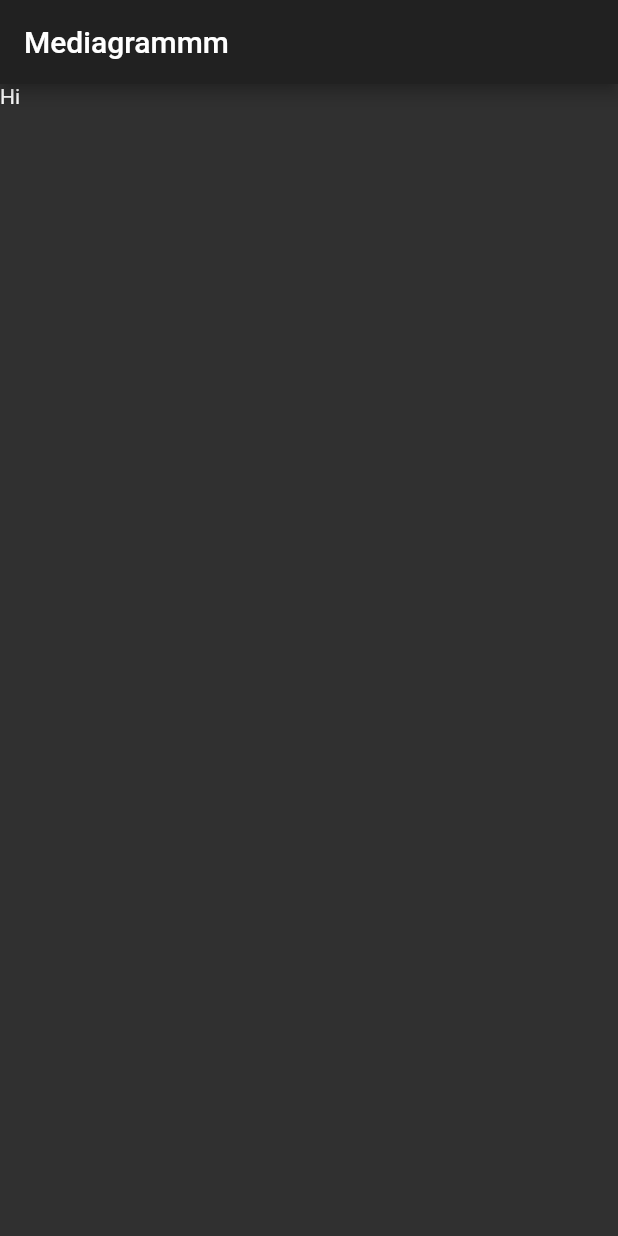
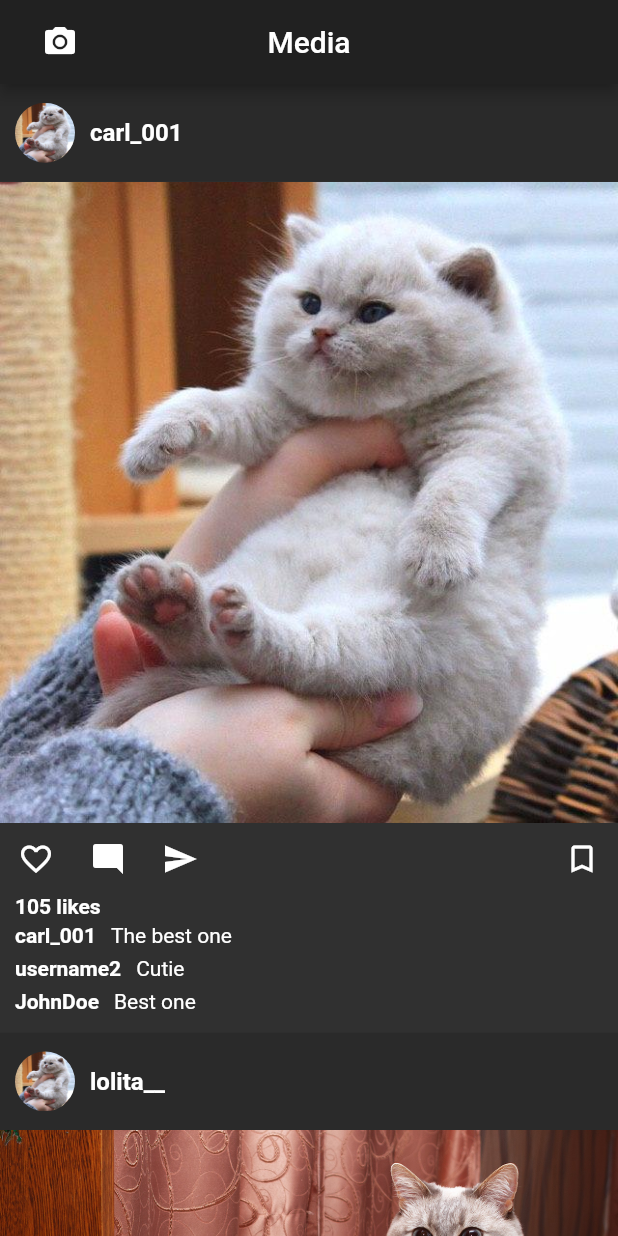
Before and after one commit to Digicat13/Mediashare, a Flutter app: the screen it shows after launch, on a phone screen of 412 x 824 dp. Run offline on Flutter 3.47's test engine with Material 2 defaults, Android fonts, the phone set to English and light mode, and no system bars.

Commit message:
main screen

```diff
--- a/lib/main.dart
+++ b/lib/main.dart
@@ -1,5 +1,6 @@
 import 'package:flutter/material.dart';
 import 'package:mediaapp/screens/mainScreen/main_screen.dart';
+import 'package:mediaapp/widgets/comment.dart';
 import 'package:mediaapp/widgets/post.dart';
 
 void main() {
@@ -11,9 +12,37 @@ class MyApp extends StatelessWidget {
   @override
   Widget build(BuildContext context) {
     return MaterialApp(
-      title: 'Flutter Demo',
-      theme: ThemeData.dark(),
-      home: MainScreen(title: 'Mediagrammm', posts: [new Post(), new Post()]),
-    );
+        title: 'Flutter Demo',
+        theme: ThemeData.dark(),
+        home: MainScreen(
+            title: "Media", posts: [
+          Post(
+              image: 'lib/assets/images/photo_2020-05-06_20-24-46.jpg',
+              username: 'carl_001',
+              comments: [
+                new Comment(
+                  userName: 'username2',
+                  text: 'Cutie',
+                ),
+                new Comment(
+                  userName: 'JohnDoe',
+                  text: 'Best one',
+                ),
+              ],
+          likesCount: 105,
+            description: 'The best one',
+          ),
+         Post(
+              image: 'lib/assets/images/pancake_cat.jpg',
+              username: 'lolita__',
+              comments: [
+                new Comment(
+                  userName: 'jake_0112',
+                  text: 'Bacon pancakes',
+                ),
+              ],
+          likesCount: 96,
+          )
+        ]));
   }
 }
--- a/lib/screens/mainScreen/main_screen.dart
+++ b/lib/screens/mainScreen/main_screen.dart
@@ -19,30 +19,43 @@ class _MainScreenState extends State<MainScreen> {
   Widget build(BuildContext context) {
     return Scaffold(
         appBar: AppBar(
-          title: Text(widget.title),
+          title: Stack(alignment: Alignment.center, children: [
+            Align(
+              alignment: Alignment.center,
+              child: Text(
+                widget.title,
+                style: TextStyle(),
+                textAlign: TextAlign.center,
+              ),
+            ),
+            Align(
+              alignment: Alignment.centerLeft,
+              child: IconButton(
+                  icon: Icon(Icons.photo_camera), onPressed: onAddNewPost),
+            ),
+          ]),
         ),
-        body: Text('Hi') ,
-//        body: _showPosts(posts)
-//      body: ListView(
-//        children: [
-//          SizedBox(
-//            height: 600,
-//            child: Post(),
-//          ),
-//        ],
-//      ),
-        );
+        body: _showPosts(posts));
   }
 
   Widget _showPosts(posts) {
     if (posts != null) {
       return new ListView.builder(
+          scrollDirection: Axis.vertical,
+          shrinkWrap: true,
           itemCount: posts.length,
           itemBuilder: (BuildContext _context, int i) {
-            return posts[i];
+            return _buildRow(posts[i]);
           });
     } else {
       return new Container();
     }
   }
+
+  _buildRow(Post post) {
+    return new Container(
+        padding: const EdgeInsets.only(bottom: 10), child: post);
+  }
+
+  onAddNewPost() {}
 }
--- a/lib/widgets/comments_section.dart
+++ b/lib/widgets/comments_section.dart
@@ -1,6 +1,5 @@
 import 'package:flutter/material.dart';
 import 'package:mediaapp/widgets/comment.dart';
-
 
 class CommentsSection extends StatefulWidget {
   CommentsSection({this.comments});
@@ -15,24 +14,26 @@ class CommentsSectionState extends State<CommentsSection> {
   CommentsSectionState({this.comments});
   List<Comment> comments;
 
-  @override // Add from this line ...
+  @override
   Widget build(BuildContext context) {
-    return Scaffold(
-      body: _showComments(comments: comments),
-    );
-  }
+    return _showComments(comments: comments);
   }
 
   Widget _showComments({List<Widget> comments}) {
     if (comments != null) {
       return new ListView.builder(
+        padding: const EdgeInsets.all(0.0),
         scrollDirection: Axis.vertical,
-
+        shrinkWrap: true,
         itemCount: comments.length,
         itemBuilder: (BuildContext _context, int i) {
+//          return Container(child: comments[i]);
           return comments[i];
         },
       );
+    } else {
+      return Container();
     }
-  else return null;
   }
+
+}
--- a/lib/widgets/image_section.dart
+++ b/lib/widgets/image_section.dart
@@ -1,8 +1,18 @@
 import 'package:flutter/material.dart';
 
-Widget imageSection = Container(
-    child: Image.asset(
-  'lib/assets/images/photo_2020-05-06_20-24-46.jpg',
+class ImageSection extends StatelessWidget {
+  ImageSection({Key key, this.image}) : super(key: key);
+  String image;
 
-  fit: BoxFit.cover,
-));
+  @override
+  Widget build(BuildContext context) {
+    if (image == null) {
+      image = 'lib/assets/images/photo_2020-05-06_20-24-46.jpg';
+    }
+    return Container(
+        child: Image.asset(
+      image,
+      fit: BoxFit.cover,
+    ));
+  }
+}
--- a/lib/widgets/post.dart
+++ b/lib/widgets/post.dart
@@ -7,47 +7,52 @@ import 'package:mediaapp/widgets/title_section.dart';
 
 class Post extends StatefulWidget {
   Post(
-      {Key key, this.title, this.username, this.description, this.image})
+      {Key key,
+      this.username,
+      this.description,
+      this.image,
+      this.likesCount,
+      this.comments})
       : super(key: key);
 
-  final String title;
   final String username;
   final String image;
   final String description;
+  final int likesCount;
   List<Comment> comments;
 
   @override
-  _PostState createState() => _PostState();
+  _PostState createState() => _PostState(
+      image: image,
+      username: username,
+      description: description,
+      likesCount: likesCount,
+      comments: comments
+  );
 }
 
 class _PostState extends State<Post> {
+  _PostState({this.username, this.description, this.image, this.likesCount, this.comments});
+
+  final String username;
+  final String image;
+  final String description;
+  final int likesCount;
+  final List<Comment> comments;
+
   @override
   Widget build(BuildContext context) {
-    return Scaffold(
-      appBar: AppBar(
-        title: TitleSection(userName: "ada",),
-      ),
-      body: Column(
-        children: [
-          imageSection,
-          ButtonSection(likesCount: 35),
-          Comment(
-            userName: 'usernameee',
-            text: 'Cutie caty ',
-          ),
-//          CommentsSection(),
-          Expanded(
+    return Container(
+      child: Column(
+        children: <Widget>[
+          TitleSection(userName: username),
+          ImageSection(image: image),
+          ButtonSection(likesCount: likesCount),
+          if (description != null)
+            Comment(userName: username, text: description),
+          Container(
             child: CommentsSection(
-              comments: [
-                new Comment(
-                  userName: 'usernameee',
-                  text: 'Cutie caty ',
-                ),
-                new Comment(
-                  userName: 'usernameee2',
-                  text: 'So lovely',
-                ),
-              ],
+              comments: comments,
             ),
           ),
         ],
--- a/lib/widgets/title_section.dart
+++ b/lib/widgets/title_section.dart
@@ -1,13 +1,21 @@
 import 'package:flutter/material.dart';
 
 class TitleSection extends StatelessWidget {
-  const TitleSection({Key key, this.userName, this.image}) : super(key: key);
+  TitleSection({Key key, this.userName, this.image}) : super(key: key);
   final userName;
-  final image;
+  String image;
 
   @override
   Widget build(BuildContext context) {
-    return Row(
+    if(image==null) {
+      image = 'lib/assets/images/photo_2020-05-06_20-24-46.jpg';
+    }
+
+    return Container(
+      padding: const EdgeInsets.only(left: 10),
+      color: Colors.black12,
+      height: 65,
+      child: Row(
         mainAxisAlignment: MainAxisAlignment.start,
         children: <Widget>[
           Container(
@@ -18,7 +26,7 @@ class TitleSection extends StatelessWidget {
               image: new DecorationImage(
                 fit: BoxFit.fill,
                 image: new Image.asset(
-                'lib/assets/images/photo_2020-05-06_20-24-46.jpg',
+                  image,
                   fit: BoxFit.cover,
                 ).image,
               ),
@@ -26,8 +34,10 @@ class TitleSection extends StatelessWidget {
           ),
           Container(
               padding: const EdgeInsets.symmetric(horizontal: 10),
-            child: Text(userName, style: TextStyle(fontSize: 16, fontWeight: FontWeight.bold))),
+              child: Text(userName,
+                  style: TextStyle(fontSize: 16, fontWeight: FontWeight.bold))),
         ],
+      ),
     );
   }
 }
--- a/pubspec.yaml
+++ b/pubspec.yaml
@@ -45,6 +45,7 @@ flutter:
   uses-material-design: true
   assets:
     - lib/assets/images/photo_2020-05-06_20-24-46.jpg
+    - lib/assets/images/pancake_cat.jpg
 
   # To add assets to your application, add an assets section, like this:
   # assets:
```
Also changed, not shown: lib/assets/images/pancake_cat.jpg (added). Lines whose indentation alone changed are shown as unchanged.
